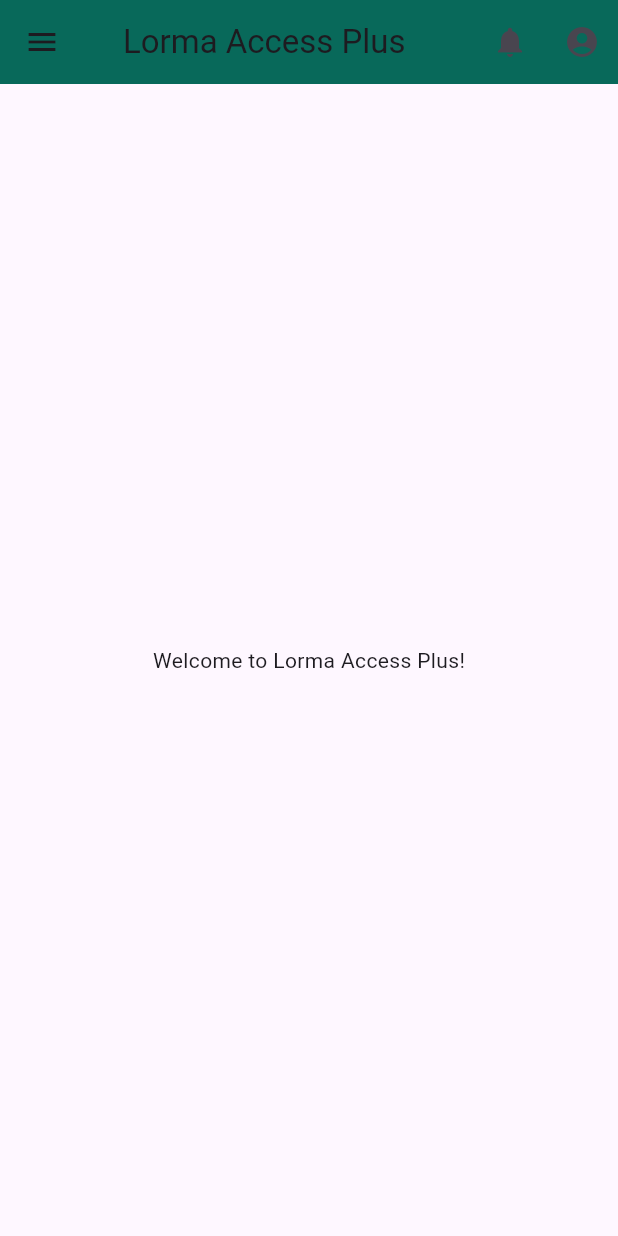
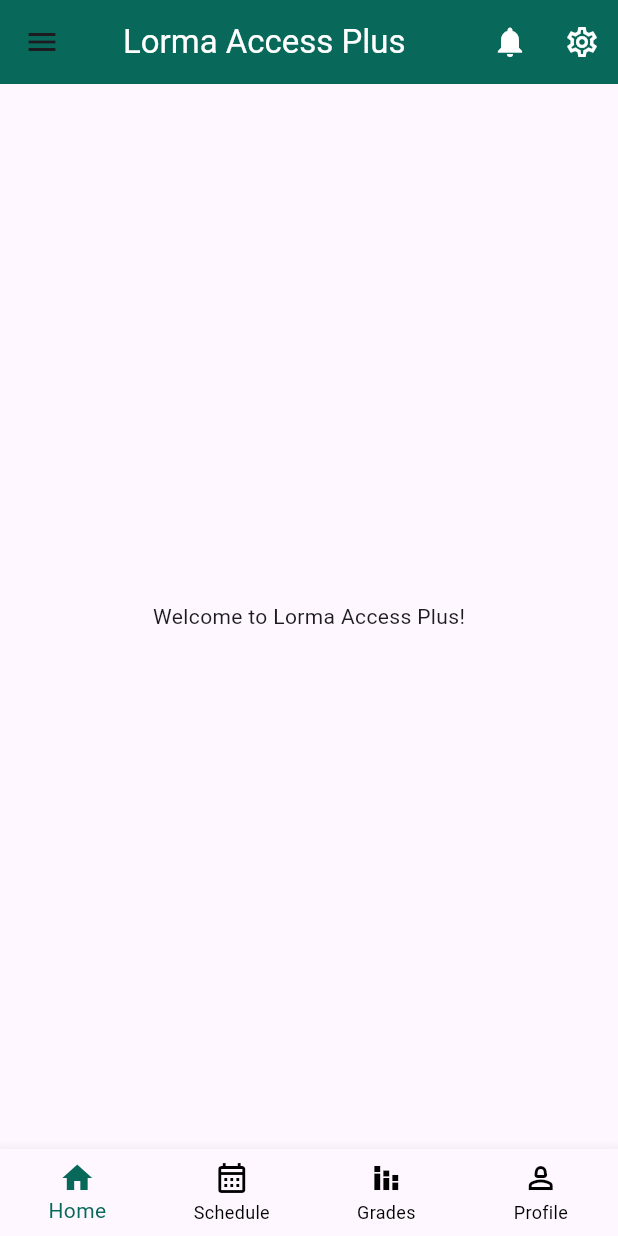
Before and after one commit to LormaAccessPlus/app, a Flutter app: the screen it shows after launch, on a phone screen of 412 x 824 dp. Run offline on Flutter 3.47's test engine with Material 3 defaults, Android fonts, the phone set to English and light mode, and no system bars.

Commit message:
Fixed Error

```diff
--- a/mobile/lib/main.dart
+++ b/mobile/lib/main.dart
@@ -1,5 +1,6 @@
 import 'package:flutter/material.dart';
 import 'screens/drawer.dart'; // Import your drawer
+import 'screens/bottom_navbar.dart'; // Import your bottom navbar
 
 void main() {
   runApp(const MaterialApp(
@@ -8,8 +9,28 @@ void main() {
   ));
 }
 
-class MyHomePage extends StatelessWidget {
+class MyHomePage extends StatefulWidget {
   const MyHomePage({Key? key}) : super(key: key);
+
+  @override
+  State<MyHomePage> createState() => _MyHomePageState();
+}
+
+class _MyHomePageState extends State<MyHomePage> {
+  int _selectedIndex = 0;
+
+  static const List<Widget> _pages = [
+    Center(child: Text('Welcome to Lorma Access Plus!')),
+    Center(child: Text('Schedule Page')),
+    Center(child: Text('Grades Page')),
+    Center(child: Text('Profile Page')),
+  ];
+
+  void _onNavTapped(int index) {
+    setState(() {
+      _selectedIndex = index;
+    });
+  }
 
   @override
   Widget build(BuildContext context) {
@@ -18,20 +39,22 @@ class MyHomePage extends StatelessWidget {
         backgroundColor: const Color(0xFF08695A),
         title: Row(
           children: [
-
             const SizedBox(width: 10),
-            const Text('Lorma Access Plus'),
+            const Text(
+              'Lorma Access Plus',
+              style: TextStyle(color: Colors.white),
+            ),
           ],
         ),
         actions: [
           IconButton(
-            icon: const Icon(Icons.notifications),
+            icon: const Icon(Icons.notifications, color: Colors.white),
             onPressed: () {
               // Notification logic here
             },
           ),
           IconButton(
-            icon: const Icon(Icons.account_circle),
+            icon: const Icon(Icons.settings_outlined, color: Colors.white),
             onPressed: () {
               // Profile logic here
             },
@@ -39,7 +62,11 @@ class MyHomePage extends StatelessWidget {
         ],
       ),
       drawer: const AppDrawer(),
-      body: const Center(child: Text('Welcome to Lorma Access Plus!')),
+      body: _pages[_selectedIndex],
+      bottomNavigationBar: BottomNavbar(
+        currentIndex: _selectedIndex,
+        onTap: _onNavTapped,
+      ),
     );
   }
 }
--- /dev/null
+++ b/mobile/lib/screens/bottom_navbar.dart
@@ -0,0 +1,46 @@
+import 'package:flutter/material.dart';
+
+class BottomNavbar extends StatefulWidget {
+  final int currentIndex;
+  final Function(int) onTap;
+
+  const BottomNavbar({
+    Key? key,
+    required this.currentIndex,
+    required this.onTap,
+  }) : super(key: key);
+
+  @override
+  State<BottomNavbar> createState() => _BottomNavbarState();
+}
+
+class _BottomNavbarState extends State<BottomNavbar> {
+  @override
+  Widget build(BuildContext context) {
+    return BottomNavigationBar(
+      currentIndex: widget.currentIndex,
+      onTap: widget.onTap,
+      selectedItemColor: const Color(0xFF08695A), // Set selected icon color
+      unselectedItemColor: Colors.black, // Optional: set unselected color
+      items: const [
+        BottomNavigationBarItem(
+          icon: Icon(Icons.home),
+          label: 'Home',
+        ),
+        BottomNavigationBarItem(
+          icon: Icon(Icons.calendar_month_outlined),
+          label: 'Schedule',
+        ),
+        BottomNavigationBarItem(
+          icon: Icon(Icons.stacked_bar_chart_outlined),
+          label: 'Grades',
+        ),
+        BottomNavigationBarItem(
+          icon: Icon(Icons.person_2_outlined),
+          label: 'Profile',
+        ),
+      ],
+      type: BottomNavigationBarType.fixed,
+    );
+  }
+}
```
